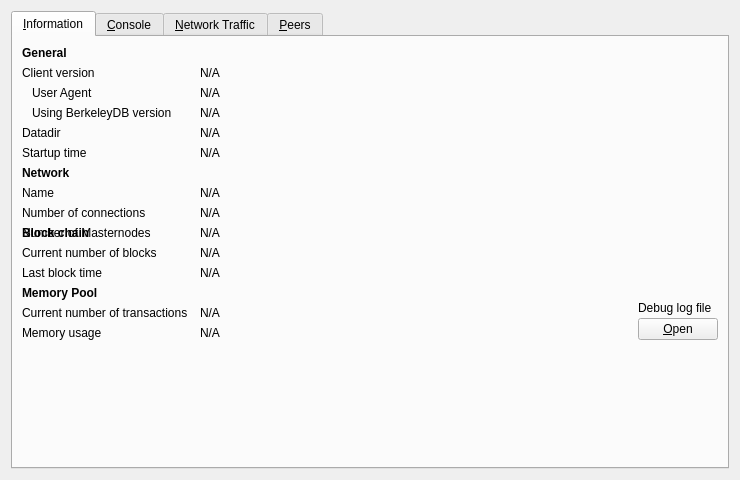
First picture: the form in src/qt/forms/debugwindow.ui, repository blondfrogs/Ravencoin, before the edit.
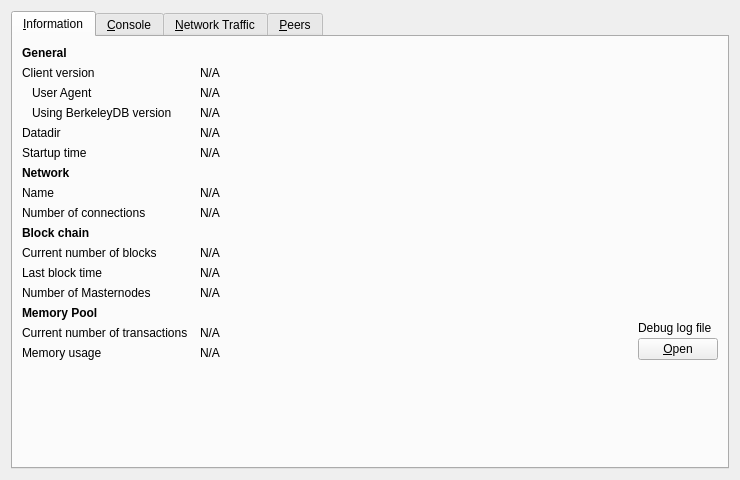
Second picture: the form after the edit. Icons and pictures are not drawn. Custom widgets are drawn as their Qt base class.

What changed in the file:
```diff
--- a/src/qt/forms/debugwindow.ui
+++ b/src/qt/forms/debugwindow.ui
@@ -63,20 +63,6 @@
          </property>
         </widget>
        </item>
-       <item row="9" column="0">
-        <widget class="QLabel" name="masternodeCountLabel">
-         <property name="text">
-          <string>Number of Masternodes</string>
-         </property>
-        </widget>
-       </item>
-       <item row="9" column="1">
-        <widget class="QLabel" name="masternodeCount">
-         <property name="text">
-          <string>N/A</string>
-         </property>
-        </widget>
-       </item>
        <item row="2" column="0">
         <widget class="QLabel" name="labelClientUserAgent">
          <property name="text">
@@ -297,6 +283,20 @@
         </widget>
        </item>
        <item row="12" column="0">
+        <widget class="QLabel" name="masternodeCountLabel">
+         <property name="text">
+          <string>Number of Masternodes</string>
+         </property>
+        </widget>
+       </item>
+       <item row="12" column="1">
+        <widget class="QLabel" name="masternodeCount">
+         <property name="text">
+          <string>N/A</string>
+         </property>
+        </widget>
+       </item>
+       <item row="13" column="0">
         <widget class="QLabel" name="labelMempoolTitle">
          <property name="font">
           <font>
@@ -309,14 +309,14 @@
          </property>
         </widget>
        </item>
-       <item row="13" column="0">
+       <item row="14" column="0">
         <widget class="QLabel" name="labelNumberOfTransactions">
          <property name="text">
           <string>Current number of transactions</string>
          </property>
         </widget>
        </item>
-       <item row="13" column="1">
+       <item row="14" column="1">
         <widget class="QLabel" name="mempoolNumberTxs">
          <property name="cursor">
           <cursorShape>IBeamCursor</cursorShape>
@@ -332,14 +332,14 @@
          </property>
         </widget>
        </item>
-       <item row="14" column="0">
+       <item row="15" column="0">
         <widget class="QLabel" name="labelMemoryUsage">
          <property name="text">
           <string>Memory usage</string>
          </property>
         </widget>
        </item>
-       <item row="14" column="1">
+       <item row="15" column="1">
         <widget class="QLabel" name="mempoolSize">
          <property name="cursor">
           <cursorShape>IBeamCursor</cursorShape>
@@ -355,7 +355,7 @@
          </property>
         </widget>
        </item>
-       <item row="12" column="2" rowspan="3">
+       <item row="13" column="2" rowspan="3">
         <layout class="QVBoxLayout" name="verticalLayoutDebugButton">
          <property name="spacing">
           <number>3</number>
@@ -395,7 +395,7 @@
          </item>
         </layout>
        </item>
-       <item row="15" column="0">
+       <item row="16" column="0">
         <spacer name="verticalSpacer">
          <property name="orientation">
           <enum>Qt::Vertical</enum>
```
